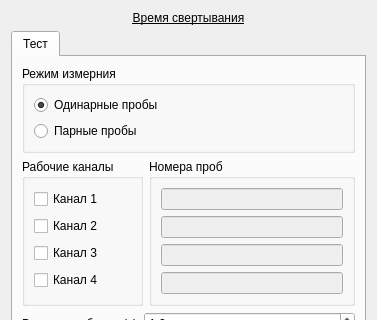
Before: the Qt Designer form choisedialog/ko1.ui in krang4d/Agrekola, drawn with Qt 5; both pictures show x 0 to 377 and y 0 to 320 of the 377 by 458 pixel window.
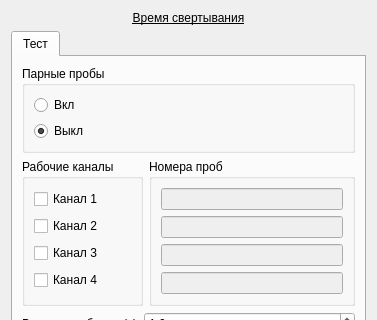
After: the same form once the commit is applied.

Commit message: add pure virtual class Agr_impl to the project add btp_singleShotConnction(), otp_singleShotConnection to the ChioseDialog

What changed in the file:
```diff
--- a/choisedialog/ko1.ui
+++ b/choisedialog/ko1.ui
@@ -49,7 +49,7 @@
           </sizepolicy>
          </property>
          <property name="title">
-          <string notr="true">Режим измерния</string>
+          <string notr="true">Парные пробы</string>
          </property>
          <property name="flat">
           <bool>false</bool>
@@ -58,23 +58,26 @@
           <bool>false</bool>
          </property>
          <layout class="QVBoxLayout" name="verticalLayout_3">
+          <item>
+           <widget class="QRadioButton" name="radioButton_testDouble">
+            <property name="text">
+             <string>Вкл</string>
+            </property>
+            <property name="checkable">
+             <bool>true</bool>
+            </property>
+           </widget>
+          </item>
           <item>
            <widget class="QRadioButton" name="radioButton_testSingle">
             <property name="text">
-             <string>Одинарные пробы</string>
+             <string>Выкл</string>
             </property>
             <property name="checked">
              <bool>true</bool>
             </property>
            </widget>
           </item>
-          <item>
-           <widget class="QRadioButton" name="radioButton_testDouble">
-            <property name="text">
-             <string>Парные пробы</string>
-            </property>
-           </widget>
-          </item>
          </layout>
         </widget>
        </item>
```
Left out of the diff: 4 changed lines with no effect on the pictures. The commit also changes 14 other files.
